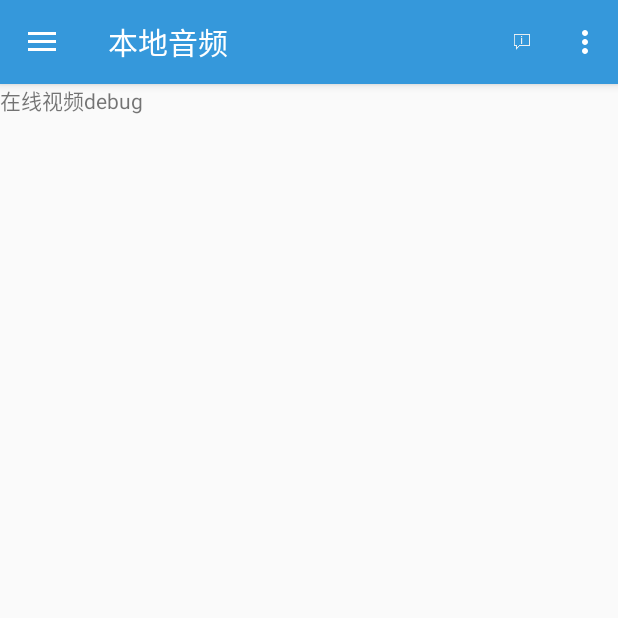
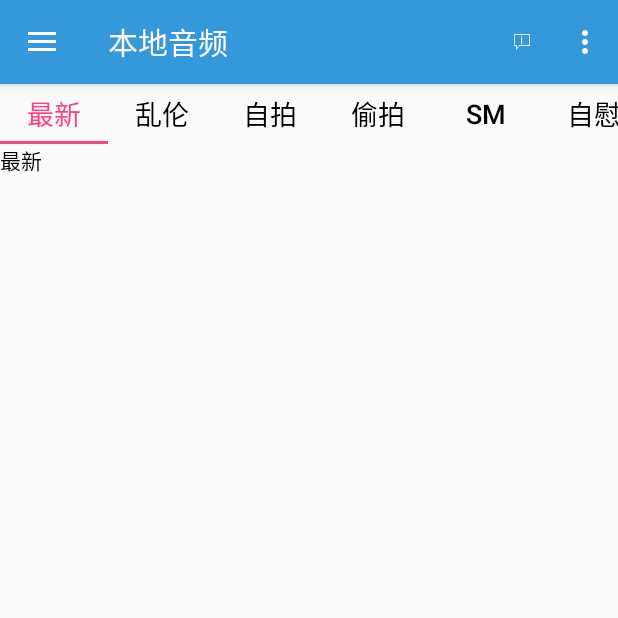
Before and after one commit to githubyzd/MangoPlayer, an Android app: the fragment VideoOnlineDebugFragment placed in its activity, on a phone screen of 412 x 824 dp, the top half of it. Run offline under Robolectric (Android 15) with nearby library versions, the phone set to English and light mode, and no system bars; our stand-ins replace ButterKnife.

Commit message:
debug布局

```diff
--- a/app/build.gradle
+++ b/app/build.gradle
@@ -39,4 +39,5 @@ dependencies {
     apt 'com.jakewharton:butterknife-compiler:8.4.0'
     compile files('libs/tbs_sdk_thirdapp_v3.5.0.1004_43500_sharewithdownload_withoutGame_obfs_20170801_113025.jar')
     compile 'com.google.code.gson:gson:2.4'
+    compile 'com.github.bumptech.glide:glide:3.7.0'
 }
--- a/app/src/main/AndroidManifest.xml
+++ b/app/src/main/AndroidManifest.xml
@@ -22,6 +22,7 @@
     <uses-permission android:name="android.permission.READ_PHONE_STATE" />
 
     <application
+        android:name=".activity.App"
         android:allowBackup="true"
         android:hardwareAccelerated="true"
         android:icon="@mipmap/ic_launcher"
--- a/app/src/main/java/com/mango/player/activity/SplashActivity.java
+++ b/app/src/main/java/com/mango/player/activity/SplashActivity.java
@@ -10,6 +10,7 @@ import com.mango.player.R;
 
 public class SplashActivity extends Activity {
     private final int SKIP_NUMBER = 100;
+
     private Handler handler = new Handler() {
         @Override
         public void handleMessage(Message msg) {
--- a/app/src/main/java/com/mango/player/activity/VideoPlayActivity.java
+++ b/app/src/main/java/com/mango/player/activity/VideoPlayActivity.java
@@ -51,7 +51,8 @@ public class VideoPlayActivity extends AppCompatActivity implements MediaPlayer.
     @BindView(R.id.container)
     RelativeLayout container;
     //视频地址
-    private String path = "http://baobab.wdjcdn.com/145076769089714.mp4";
+//    private String path = "http://baobab.wdjcdn.com/145076769089714.mp4";
+    private String path = "http://www.t02y.com/get_file/3/fda4429d142ecdc0b178b8f2b4902b53/46000/46563/46563.mp4/?rnd=1508336799051";
     private Uri uri;
     private CustomMediaController mCustomMediaController;
     private MediaPlayer mMediaPlayer;
@@ -113,7 +114,8 @@ public class VideoPlayActivity extends AppCompatActivity implements MediaPlayer.
 
     private void toPlay() {
         mCustomMediaController.setVideoName(video.getName());
-        uri = Uri.parse(video.getPath());
+//        uri = Uri.parse(video.getPath());
+        uri = Uri.parse(path);
         //设置视频播放地址
         mVideoView.setVideoURI(uri);
         mCustomMediaController.show(5000);
--- a/app/src/main/java/com/mango/player/fragment/VideoOnlineDebugFragment.java
+++ b/app/src/main/java/com/mango/player/fragment/VideoOnlineDebugFragment.java
@@ -1,13 +1,29 @@
 package com.mango.player.fragment;
+
+import android.graphics.Color;
+import android.support.design.widget.TabLayout;
+import android.support.v4.view.PagerAdapter;
+import android.support.v4.view.ViewPager;
+import android.view.View;
+import android.view.ViewGroup;
+import android.widget.TextView;
 
 import com.mango.player.R;
 import com.mango.player.base.BaseFragment;
+
+import butterknife.BindView;
 
 /**
  * Created by yzd on 2017/9/25 0025.
  */
 
 public class VideoOnlineDebugFragment extends BaseFragment {
+
+    @BindView(R.id.tablayout)
+    TabLayout tablayout;
+    @BindView(R.id.viewpager)
+    ViewPager viewpager;
+    private String[] tabs = {"最新", "乱伦", "自拍", "偷拍", "SM", "自慰", "日韩", "欧美", "高清", "群交", "中文字幕", "口交肛交", "有码", "无码", "同性",};
 
     @Override
     public int getLayoutId() {
@@ -16,6 +32,70 @@ public class VideoOnlineDebugFragment extends BaseFragment {
 
     @Override
     public void initView() {
+        for (String tab : tabs) {
+            tablayout.addTab(tablayout.newTab().setText(tab));
+        }
+        PagerAdapter adapter = new MyPagerAdapter();
+        viewpager.setAdapter(adapter);
 
+        viewpager.addOnPageChangeListener(new TabLayout.TabLayoutOnPageChangeListener(tablayout));
+        tablayout.setOnTabSelectedListener(new MyOnTabSelectedListener());
+    }
+
+    @Override
+    public void initData() {
+        super.initData();
+    }
+
+    private class MyOnTabSelectedListener implements TabLayout.OnTabSelectedListener {
+
+        @Override
+        public void onTabSelected(TabLayout.Tab tab) {
+            int position = tab.getPosition();
+
+            viewpager.setCurrentItem(position);
+        }
+
+        @Override
+        public void onTabUnselected(TabLayout.Tab tab) {
+
+        }
+
+        @Override
+        public void onTabReselected(TabLayout.Tab tab) {
+
+        }
+    }
+
+    private class MyPagerAdapter extends PagerAdapter {
+
+        @Override
+        public int getCount() {
+            return tabs.length;
+        }
+
+        @Override
+        public boolean isViewFromObject(View view, Object object) {
+            return view == object;
+        }
+
+        @Override
+        public Object instantiateItem(ViewGroup container, int position) {
+            TextView textView = new TextView(getContext());
+            textView.setText(getPageTitle(position));
+            textView.setTextColor(Color.rgb(0,0,0));
+            container.addView(textView);
+            return textView;
+        }
+
+        @Override
+        public void destroyItem(ViewGroup container, int position, Object object) {
+            container.removeView((View) object);
+        }
+
+        @Override
+        public CharSequence getPageTitle(int position) {
+            return tabs[position];
+        }
     }
 }
--- a/app/src/main/res/layout/fragment_video_online_debug.xml
+++ b/app/src/main/res/layout/fragment_video_online_debug.xml
@@ -1,12 +1,23 @@
 <?xml version="1.0" encoding="utf-8"?>
 <LinearLayout xmlns:android="http://schemas.android.com/apk/res/android"
+    xmlns:app="http://schemas.android.com/apk/res-auto"
     android:layout_width="match_parent"
     android:layout_height="match_parent"
     android:orientation="vertical">
 
-    <TextView
-        android:text="在线视频debug"
+    <android.support.design.widget.TabLayout
+        android:id="@+id/tablayout"
+        android:layout_width="match_parent"
+        android:layout_height="@dimen/dp_40dp"
+        app:tabIndicatorColor="@color/colorAccent"
+        app:tabIndicatorHeight="2dp"
+        app:tabMode="scrollable"
+        app:tabTextAppearance="@style/MyTabLayoutTextAppearance"
+        app:tabSelectedTextColor="@color/colorAccent"
+        app:tabTextColor="@color/black" />
+
+    <android.support.v4.view.ViewPager
+        android:id="@+id/viewpager"
         android:layout_width="match_parent"
         android:layout_height="match_parent" />
-
 </LinearLayout>
```
Also changed, not shown: app/src/main/java/com/mango/player/activity/App.java (+27 -0 lines), app/src/main/java/com/mango/player/pager/SongPager.java (+6 -5 lines), 19 other files.
